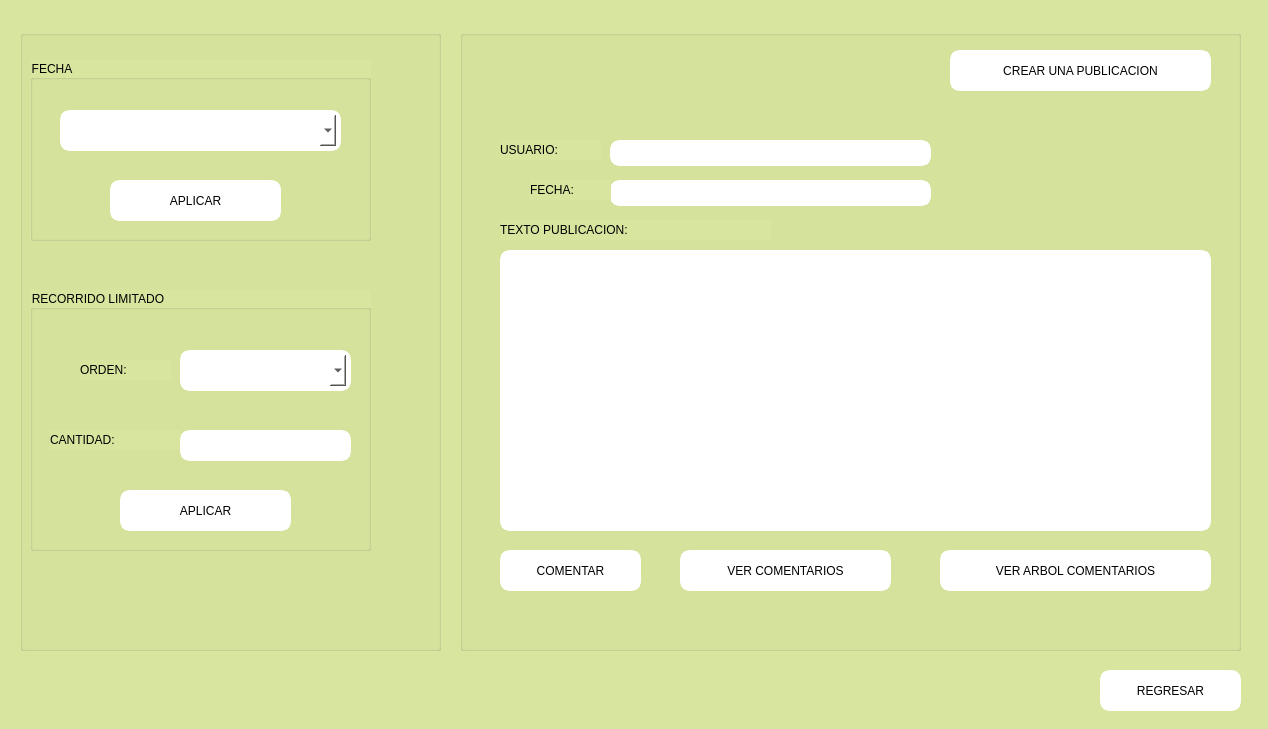
Qt form FASE 2/Fase2/publicaciones.ui (EsdrasBautista/-EDD-Proyecto_202100301) before a commit.
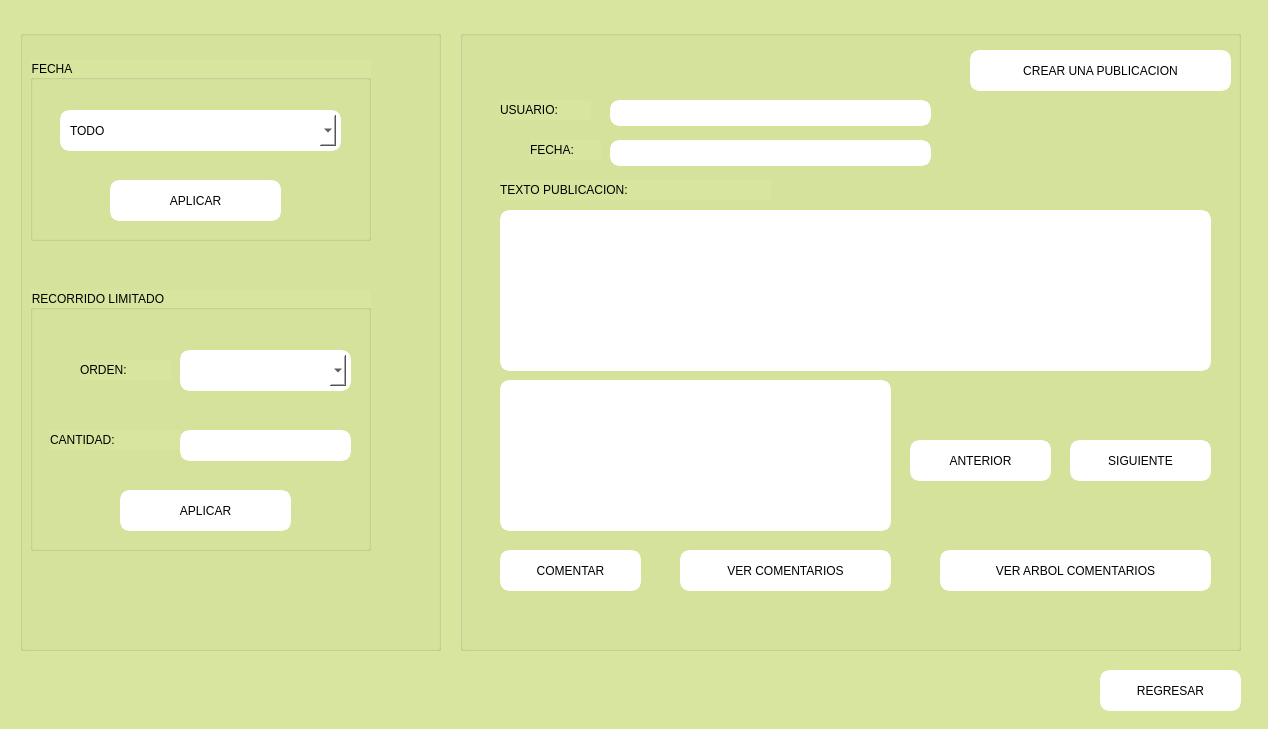
The same form after that commit.

```diff
--- a/FASE 2/Fase2/publicaciones.ui
+++ b/FASE 2/Fase2/publicaciones.ui
@@ -113,12 +113,7 @@
       </property>
       <item>
        <property name="text">
-        <string/>
-       </property>
-      </item>
-      <item>
-       <property name="text">
-        <string>TODOS</string>
+        <string>TODO</string>
        </property>
       </item>
      </widget>
@@ -333,7 +328,7 @@
     <widget class="QPushButton" name="btnCrearPub">
      <property name="geometry">
       <rect>
-       <x>490</x>
+       <x>510</x>
        <y>20</y>
        <width>261</width>
        <height>41</height>
@@ -360,9 +355,9 @@
      <property name="geometry">
       <rect>
        <x>40</x>
-       <y>220</y>
+       <y>180</y>
        <width>711</width>
-       <height>281</height>
+       <height>161</height>
       </rect>
      </property>
      <property name="styleSheet">
@@ -379,7 +374,7 @@
      <property name="geometry">
       <rect>
        <x>150</x>
-       <y>110</y>
+       <y>70</y>
        <width>321</width>
        <height>26</height>
       </rect>
@@ -395,7 +390,7 @@
      <property name="geometry">
       <rect>
        <x>40</x>
-       <y>190</y>
+       <y>150</y>
        <width>271</width>
        <height>20</height>
       </rect>
@@ -411,8 +406,8 @@
      <property name="geometry">
       <rect>
        <x>40</x>
-       <y>110</y>
-       <width>101</width>
+       <y>70</y>
+       <width>91</width>
        <height>20</height>
       </rect>
      </property>
@@ -430,7 +425,7 @@
      <property name="geometry">
       <rect>
        <x>150</x>
-       <y>150</y>
+       <y>110</y>
        <width>321</width>
        <height>26</height>
       </rect>
@@ -446,8 +441,8 @@
      <property name="geometry">
       <rect>
        <x>70</x>
-       <y>150</y>
-       <width>81</width>
+       <y>110</y>
+       <width>71</width>
        <height>20</height>
       </rect>
      </property>
@@ -458,6 +453,74 @@
       <string>FECHA: </string>
      </property>
     </widget>
+    <widget class="QLabel" name="lblImagen">
+     <property name="enabled">
+      <bool>false</bool>
+     </property>
+     <property name="geometry">
+      <rect>
+       <x>40</x>
+       <y>350</y>
+       <width>391</width>
+       <height>151</height>
+      </rect>
+     </property>
+     <property name="styleSheet">
+      <string notr="true">font: 600 20pt &quot;Segoe UI Variable Display Semib&quot;;
+border: 5px solid white;
+background-color: rgb(255, 255, 255);
+border-radius: 10px;</string>
+     </property>
+     <property name="text">
+      <string/>
+     </property>
+    </widget>
+    <widget class="QPushButton" name="btnSiguiente">
+     <property name="geometry">
+      <rect>
+       <x>610</x>
+       <y>410</y>
+       <width>141</width>
+       <height>41</height>
+      </rect>
+     </property>
+     <property name="cursor">
+      <cursorShape>PointingHandCursor</cursorShape>
+     </property>
+     <property name="styleSheet">
+      <string notr="true">font: 900 10pt &quot;Segoe UI Black&quot;;
+border: 5px solid white;
+background-color: rgb(255, 255, 255);
+border-radius: 10px;
+</string>
+     </property>
+     <property name="text">
+      <string>SIGUIENTE</string>
+     </property>
+    </widget>
+    <widget class="QPushButton" name="btnAnterior">
+     <property name="geometry">
+      <rect>
+       <x>450</x>
+       <y>410</y>
+       <width>141</width>
+       <height>41</height>
+      </rect>
+     </property>
+     <property name="cursor">
+      <cursorShape>PointingHandCursor</cursorShape>
+     </property>
+     <property name="styleSheet">
+      <string notr="true">font: 900 10pt &quot;Segoe UI Black&quot;;
+border: 5px solid white;
+background-color: rgb(255, 255, 255);
+border-radius: 10px;
+</string>
+     </property>
+     <property name="text">
+      <string>ANTERIOR</string>
+     </property>
+    </widget>
    </widget>
   </widget>
  </widget>
```
Left out of the diff: 2 changed lines with no effect on the pictures.
